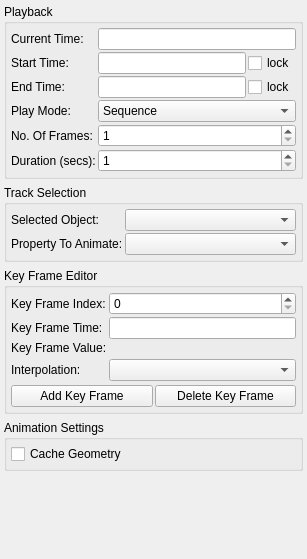
Before: the Qt Designer form Qt/Components/Resources/UI/pqAnimationPanel.ui in wildmichael/ParaView3-enhancements-old, drawn with Qt 5.
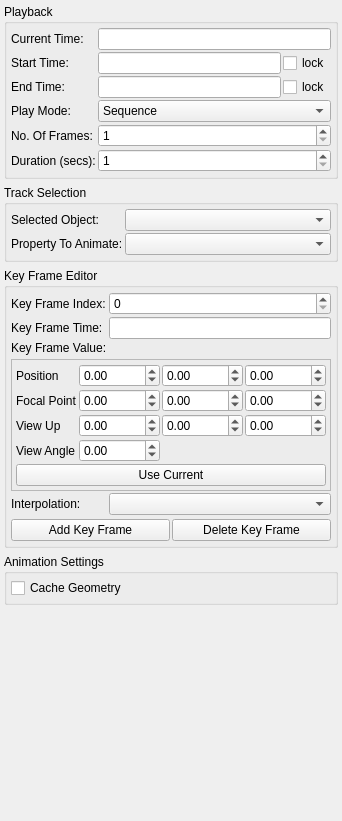
After: the same form once the commit is applied. Custom widgets are drawn as their Qt base class.

Commit message: ENH: Added Camera animation (fixes BUG# 4437). ENH: Added vtkAppendRectilinearGrid filter which appends rectilinear grids using their extents. BarChartDisplay usues ROOT_ONLY reduction when the input filter is ExtractHistogram, otherwise, uses vtkAppendRectilinearGrid to join rectilinear grids on all the processes. This make it possible to load rectilinear grid datasets and view them in bar charts.

```diff
--- a/Qt/Components/Resources/UI/pqAnimationPanel.ui
+++ b/Qt/Components/Resources/UI/pqAnimationPanel.ui
@@ -6,7 +6,7 @@
     <x>0</x>
     <y>0</y>
     <width>307</width>
-    <height>559</height>
+    <height>821</height>
    </rect>
   </property>
   <property name="windowTitle" >
@@ -287,6 +287,9 @@
          <property name="spacing" >
           <number>2</number>
          </property>
+         <item row="6" column="0" colspan="2" >
+          <widget class="QFrame" name="typeFrame" />
+         </item>
          <item row="3" column="0" colspan="2" >
           <widget class="QFrame" name="valueFrameLarge" >
            <property name="sizePolicy" >
@@ -305,29 +308,16 @@
            </property>
           </widget>
          </item>
-         <item row="2" column="0" >
-          <widget class="QLabel" name="valueLabel" >
-           <property name="text" >
-            <string>Key Frame Value:</string>
+         <item row="2" column="1" >
+          <widget class="QFrame" name="valueFrame" >
+           <property name="frameShape" >
+            <enum>QFrame::NoFrame</enum>
            </property>
-          </widget>
-         </item>
-         <item row="0" column="0" >
-          <widget class="QLabel" name="label_4" >
-           <property name="text" >
-            <string>Key Frame Index:</string>
+           <property name="frameShadow" >
+            <enum>QFrame::Raised</enum>
            </property>
-           <property name="wordWrap" >
-            <bool>true</bool>
-           </property>
           </widget>
          </item>
-         <item row="4" column="1" >
-          <widget class="QComboBox" name="interpolationType" />
-         </item>
-         <item row="5" column="0" colspan="2" >
-          <widget class="QFrame" name="typeFrame" />
-         </item>
          <item row="0" column="1" >
           <widget class="QSpinBox" name="keyFrameIndex" >
            <property name="sizePolicy" >
@@ -343,13 +333,23 @@
            </property>
           </widget>
          </item>
-         <item row="2" column="1" >
-          <widget class="QFrame" name="valueFrame" >
-           <property name="frameShape" >
-            <enum>QFrame::NoFrame</enum>
+         <item row="0" column="0" >
+          <widget class="QLabel" name="label_4" >
+           <property name="text" >
+            <string>Key Frame Index:</string>
            </property>
-           <property name="frameShadow" >
-            <enum>QFrame::Raised</enum>
+           <property name="wordWrap" >
+            <bool>true</bool>
+           </property>
+          </widget>
+         </item>
+         <item row="1" column="0" >
+          <widget class="QLabel" name="label_5" >
+           <property name="text" >
+            <string>Key Frame Time:</string>
+           </property>
+           <property name="wordWrap" >
+            <bool>true</bool>
            </property>
           </widget>
          </item>
@@ -365,23 +365,176 @@
            </property>
           </widget>
          </item>
-         <item row="4" column="0" >
+         <item row="2" column="0" >
+          <widget class="QLabel" name="valueLabel" >
+           <property name="text" >
+            <string>Key Frame Value:</string>
+           </property>
+          </widget>
+         </item>
+         <item row="4" column="0" colspan="2" >
+          <widget class="QFrame" name="cameraFrame" >
+           <property name="frameShape" >
+            <enum>QFrame::StyledPanel</enum>
+           </property>
+           <property name="frameShadow" >
+            <enum>QFrame::Raised</enum>
+           </property>
+           <layout class="QGridLayout" >
+            <property name="margin" >
+             <number>4</number>
+            </property>
+            <property name="spacing" >
+             <number>2</number>
+            </property>
+            <item row="2" column="0" >
+             <widget class="QLabel" name="label_13" >
+              <property name="text" >
+               <string>View Up</string>
+              </property>
+             </widget>
+            </item>
+            <item row="1" column="0" >
+             <widget class="QLabel" name="label_12" >
+              <property name="text" >
+               <string>Focal Point</string>
+              </property>
+             </widget>
+            </item>
+            <item row="3" column="0" >
+             <widget class="QLabel" name="label_11" >
+              <property name="text" >
+               <string>View Angle</string>
+              </property>
+             </widget>
+            </item>
+            <item row="4" column="0" colspan="4" >
+             <widget class="QPushButton" name="useCurrent" >
+              <property name="text" >
+               <string>Use Current</string>
+              </property>
+             </widget>
+            </item>
+            <item row="0" column="0" >
+             <widget class="QLabel" name="label_10" >
+              <property name="text" >
+               <string>Position</string>
+              </property>
+             </widget>
+            </item>
+            <item row="0" column="1" >
+             <widget class="QDoubleSpinBox" name="position0" >
+              <property name="maximum" >
+               <double>10000.000000000000000</double>
+              </property>
+              <property name="minimum" >
+               <double>-10000.000000000000000</double>
+              </property>
+             </widget>
+            </item>
+            <item row="0" column="2" >
+             <widget class="QDoubleSpinBox" name="position1" >
+              <property name="maximum" >
+               <double>10000.000000000000000</double>
+              </property>
+              <property name="minimum" >
+               <double>-10000.000000000000000</double>
+              </property>
+             </widget>
+            </item>
+            <item row="0" column="3" >
+             <widget class="QDoubleSpinBox" name="position2" >
+              <property name="maximum" >
+               <double>10000.000000000000000</double>
+              </property>
+              <property name="minimum" >
+               <double>-10000.000000000000000</double>
+              </property>
+             </widget>
+            </item>
+            <item row="1" column="1" >
+             <widget class="QDoubleSpinBox" name="focalPoint0" >
+              <property name="maximum" >
+               <double>10000.000000000000000</double>
+              </property>
+              <property name="minimum" >
+               <double>-10000.000000000000000</double>
+              </property>
+             </widget>
+            </item>
+            <item row="1" column="2" >
+             <widget class="QDoubleSpinBox" name="focalPoint1" >
+              <property name="maximum" >
+               <double>10000.000000000000000</double>
+              </property>
+              <property name="minimum" >
+               <double>-10000.000000000000000</double>
+              </property>
+             </widget>
+            </item>
+            <item row="1" column="3" >
+             <widget class="QDoubleSpinBox" name="focalPoint2" >
+              <property name="maximum" >
+               <double>10000.000000000000000</double>
+              </property>
+              <property name="minimum" >
+               <double>-10000.000000000000000</double>
+              </property>
+             </widget>
+            </item>
+            <item row="2" column="1" >
+             <widget class="QDoubleSpinBox" name="viewUp0" >
+              <property name="maximum" >
+               <double>10000.000000000000000</double>
+              </property>
+              <property name="minimum" >
+               <double>-10000.000000000000000</double>
+              </property>
+             </widget>
+            </item>
+            <item row="2" column="2" >
+             <widget class="QDoubleSpinBox" name="viewUp1" >
+              <property name="maximum" >
+               <double>10000.000000000000000</double>
+              </property>
+              <property name="minimum" >
+               <double>-10000.000000000000000</double>
+              </property>
+             </widget>
+            </item>
+            <item row="2" column="3" >
+             <widget class="QDoubleSpinBox" name="viewUp2" >
+              <property name="maximum" >
+               <double>10000.000000000000000</double>
+              </property>
+              <property name="minimum" >
+               <double>-10000.000000000000000</double>
+              </property>
+             </widget>
+            </item>
+            <item row="3" column="1" >
+             <widget class="QDoubleSpinBox" name="viewAngle" >
+              <property name="maximum" >
+               <double>360.000000000000000</double>
+              </property>
+              <property name="minimum" >
+               <double>-360.000000000000000</double>
+              </property>
+             </widget>
+            </item>
+           </layout>
+          </widget>
+         </item>
+         <item row="5" column="1" >
+          <widget class="QComboBox" name="interpolationType" />
+         </item>
+         <item row="5" column="0" >
           <widget class="QLabel" name="label_2" >
            <property name="text" >
             <string>Interpolation:</string>
            </property>
           </widget>
          </item>
-         <item row="1" column="0" >
-          <widget class="QLabel" name="label_5" >
-           <property name="text" >
-            <string>Key Frame Time:</string>
-           </property>
-           <property name="wordWrap" >
-            <bool>true</bool>
-           </property>
-          </widget>
-         </item>
         </layout>
        </widget>
       </item>
```
The commit also changes 24 other files.
